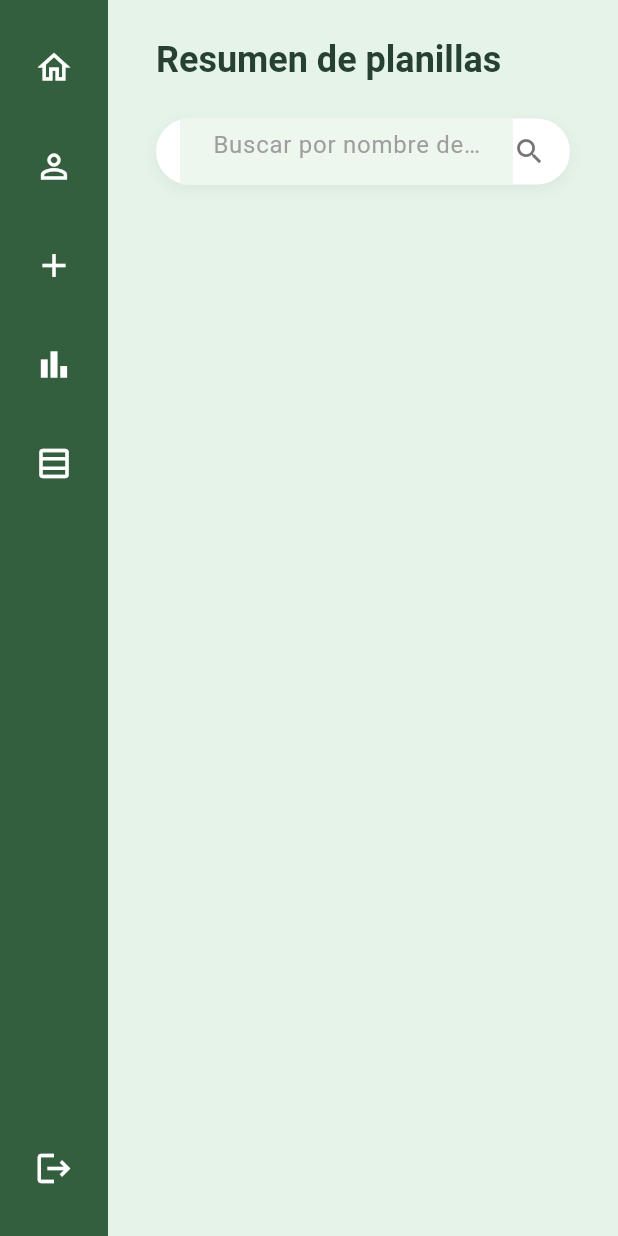
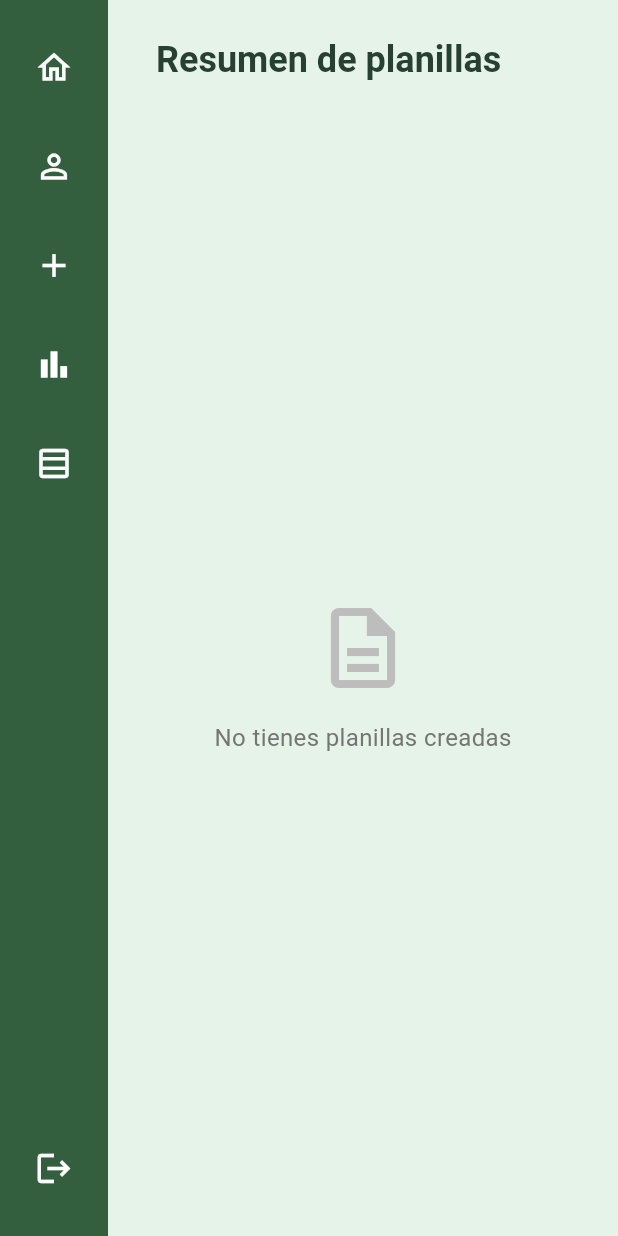
Before and after one commit to Costealo/CostealoFrontedd, a Flutter app: the SummaryScreen screen opened by its route, after a tap on the "bar chart" icon, on a phone screen of 412 x 824 dp. Run offline on Flutter 3.47's test engine with Material 3 defaults, Android fonts, the phone set to English and light mode, and no system bars; our stand-ins replace file_picker, shared_preferences; missing offline and left inert: excel; accounts and stored records are empty.

Commit message:
Implementar listado real de planillas en SummaryScreen
- Se conecta SummaryScreen con SheetService para obtener las planillas reales.
- Se muestra un estado vacío si no hay planillas.
- Se parsean los datos correctamente para mostrar nombre, precio y margen.

```diff
--- a/costealoo/lib/screens/sheets/summary_screen.dart
+++ b/costealoo/lib/screens/sheets/summary_screen.dart
@@ -1,6 +1,7 @@
 import 'package:flutter/material.dart';
 import 'package:costealoo/theme/costealo_theme.dart';
 import 'package:costealoo/widgets/sidebar_menu.dart';
+import 'package:costealoo/services/sheet_service.dart';
 
 // Modelo simple interno para esta pantalla
 class _SheetSummary {
@@ -26,15 +27,59 @@ class _SummaryScreenState extends State<SummaryScreen> {
   final TextEditingController _searchController = TextEditingController();
 
   // Lista completa (se llenará con datos del backend)
-  final List<_SheetSummary> _allSheets = [];
+  List<_SheetSummary> _allSheets = [];
 
   // Lista filtrada para mostrar
-  late List<_SheetSummary> _filteredSheets;
+  List<_SheetSummary> _filteredSheets = [];
+  bool _isLoading = true;
 
   @override
   void initState() {
     super.initState();
-    _filteredSheets = List.from(_allSheets);
+    _loadSheets();
+  }
+
+  Future<void> _loadSheets() async {
+    try {
+      final sheetsData = await SheetService().getSheets();
+
+      final List<_SheetSummary> loadedSheets = [];
+
+      for (var data in sheetsData) {
+        // Parsear margen (viene como string "42.00 %")
+        double marginVal = 0.0;
+        if (data['margin'] != null) {
+          final marginStr = data['margin']
+              .toString()
+              .replaceAll('%', '')
+              .trim();
+          marginVal = double.tryParse(marginStr) ?? 0.0;
+        }
+
+        loadedSheets.add(
+          _SheetSummary(
+            name: data['name'] ?? 'Sin nombre',
+            currentPrice: (data['salePrice'] as num?)?.toDouble() ?? 0.0,
+            margin: marginVal,
+          ),
+        );
+      }
+
+      if (mounted) {
+        setState(() {
+          _allSheets = loadedSheets;
+          _filteredSheets = loadedSheets;
+          _isLoading = false;
+        });
+      }
+    } catch (e) {
+      if (mounted) {
+        setState(() => _isLoading = false);
+        ScaffoldMessenger.of(context).showSnackBar(
+          SnackBar(content: Text('Error al cargar planillas: $e')),
+        );
+      }
+    }
   }
 
   void _filterSheets(String text) {
@@ -71,7 +116,8 @@ class _SummaryScreenState extends State<SummaryScreen> {
                     ),
                     const SizedBox(height: 24),
 
-                    // Barra de búsqueda
+                    // Barra de búsqueda (solo si hay planillas)
+                    if (_allSheets.isNotEmpty)
                       Container(
                         height: 44,
                         decoration: BoxDecoration(
@@ -114,7 +160,33 @@ class _SummaryScreenState extends State<SummaryScreen> {
 
                     // Lista de planillas
                     Expanded(
-                      child: ListView.separated(
+                      child: _isLoading
+                          ? const Center(child: CircularProgressIndicator())
+                          : _filteredSheets.isEmpty
+                          ? Center(
+                              child: Column(
+                                mainAxisAlignment: MainAxisAlignment.center,
+                                children: [
+                                  if (_allSheets.isEmpty) ...[
+                                    Icon(
+                                      Icons.description_outlined,
+                                      size: 64,
+                                      color: Colors.grey[400],
+                                    ),
+                                    const SizedBox(height: 16),
+                                    Text(
+                                      'No tienes planillas creadas',
+                                      style: TextStyle(
+                                        color: Colors.grey[600],
+                                        fontSize: 16,
+                                      ),
+                                    ),
+                                  ] else
+                                    const Text('No se encontraron resultados'),
+                                ],
+                              ),
+                            )
+                          : ListView.separated(
                               itemCount: _filteredSheets.length,
                               separatorBuilder: (_, __) =>
                                   const Divider(height: 32, thickness: 1),
```
Lines whose indentation alone changed are shown as unchanged.
